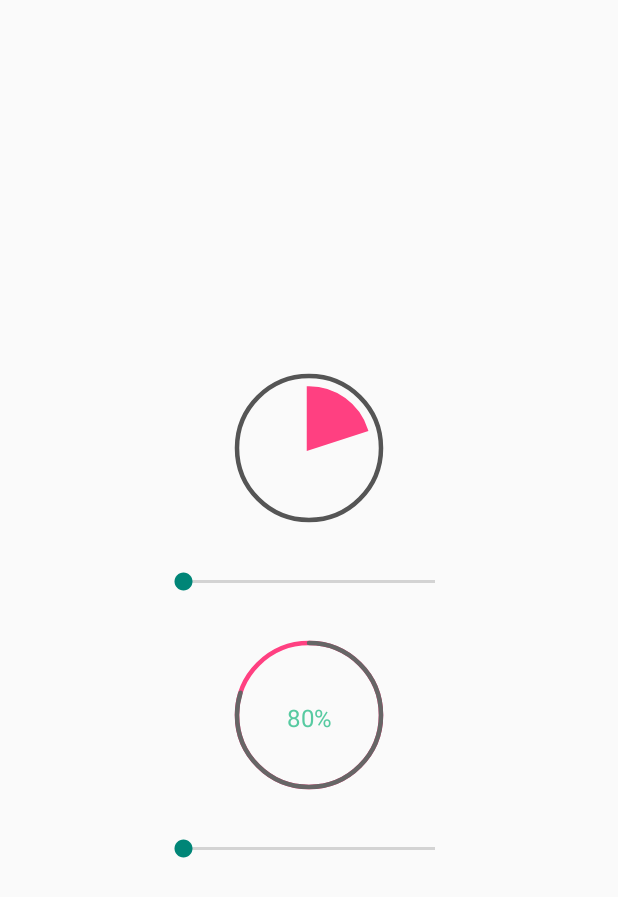
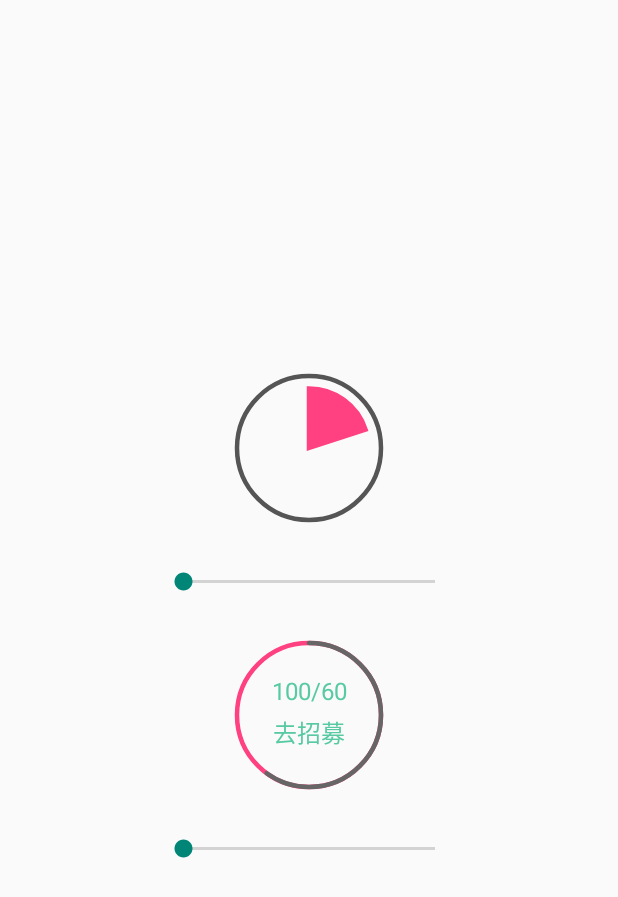
Before and after one commit to ALguojian/RoundProgressBar, an Android app: the screen it shows after launch (MainActivity), on a phone screen of 412 x 824 dp. Shown: the top 897 px of the screen. Run offline under Robolectric (Android 15) with nearby library versions, the phone set to English and light mode, and no system bars.

Commit message:
添加圆环内文字

```diff
--- a/app/src/main/res/layout/activity_main.xml
+++ b/app/src/main/res/layout/activity_main.xml
@@ -13,11 +13,16 @@
         android:layout_width="wrap_content"
         android:layout_height="wrap_content"
         app:maxLong="100"
+        app:numSize="16dp"
+        app:num_color="#123456"
         app:round_Progress_color="@color/colorAccent"
         app:round_color="#555555"
         app:round_width="3dp"
         app:showText="true"
-        app:style="FILL" />
+        app:style="FILL"
+        app:textSize="16sp"
+        app:textName="去招募"
+        app:text_name_color="#57caa1" />
 
     <SeekBar
         android:id="@+id/seekBar_one"
@@ -32,12 +37,16 @@
         android:id="@+id/progress_bar_2"
         android:layout_width="wrap_content"
         android:layout_height="wrap_content"
-        app:maxLong="100"
+        app:maxLong="60"
+        app:numSize="16dp"
+        app:num_color="#123456"
         app:round_Progress_color="#666"
         app:round_color="@color/colorAccent"
         app:round_width="3dp"
         app:showText="true"
         app:style="STROKE"
+        app:textName="去招募"
+        app:margeSize="10dp"
         app:textSize="16sp"
         app:text_name_color="#57caa1" />
 
--- a/library/src/main/java/com/guojian/library/RoundProgressBar.java
+++ b/library/src/main/java/com/guojian/library/RoundProgressBar.java
@@ -28,7 +28,9 @@ public class RoundProgressBar extends View {
     private int roundColor;//圆环颜色
     private int roungProgressColor;//进度条颜色
     private int textColor;//文字颜色
+    private int numColor;//数字颜色
     private float testSize;//字体大小
+    private float numSize;//数字大小
     private float roundWidth;//圆环宽度
     private int maxLong;//最大值
     private int progress;//进度值
@@ -39,6 +41,8 @@ public class RoundProgressBar extends View {
     private OnProgressListener onProgressListener;//进度接口
     private int center;//圆环中心
     private int radius;//圆环半径
+    private float margeSize;//距离大小
+    private String textName;//距离大小
 
 
     public RoundProgressBar(Context context, @Nullable AttributeSet attrs) {
@@ -46,12 +50,6 @@ public class RoundProgressBar extends View {
         init(context, attrs);
     }
 
-//    public RoundProgressBar(Context context, @Nullable AttributeSet attrs, int defStyleAttr) {
-//        super(context, attrs, defStyleAttr);
-//        init(context, attrs);
-//
-//
-//    }
 
     private void init(Context context, @Nullable AttributeSet attrs) {
         //初始化默认宽高值
@@ -66,7 +64,15 @@ public class RoundProgressBar extends View {
 
         textColor = typedArray.getColor(R.styleable.RoundProgressBar_text_name_color, Color.YELLOW);
 
+        numColor = typedArray.getColor(R.styleable.RoundProgressBar_num_color, Color.YELLOW);
+
         testSize = typedArray.getDimension(R.styleable.RoundProgressBar_textSize, 15);
+
+        margeSize = typedArray.getDimension(R.styleable.RoundProgressBar_margeSize, 30);
+
+        numSize = typedArray.getDimension(R.styleable.RoundProgressBar_numSize, 15);
+
+        textName = typedArray.getString(R.styleable.RoundProgressBar_textName);
 
         roundWidth = typedArray.getDimension(R.styleable.RoundProgressBar_round_width, 5);
 
@@ -247,12 +253,44 @@ public class RoundProgressBar extends View {
         this.textColor = textColor;
     }
 
+    public int getnumColor() {
+        return numColor;
+    }
+
+    public void setnumColor(int textColor) {
+        this.numColor = textColor;
+    }
+
     public float getTestSize() {
         return testSize;
     }
 
     public void setTestSize(float testSize) {
         this.testSize = testSize;
+    }
+
+    public float getnumSize() {
+        return numSize;
+    }
+
+    public void setnumSize(float testSize) {
+        this.numSize = testSize;
+    }
+
+    public String getTextName() {
+        return textName;
+    }
+
+    public void setTextName(String testSize) {
+        this.textName = testSize;
+    }
+
+    public float getMargeSize() {
+        return margeSize;
+    }
+
+    public void setMargeSize(float testSize) {
+        this.margeSize = testSize;
     }
 
     public float getRoundWidth() {
@@ -268,6 +306,8 @@ public class RoundProgressBar extends View {
      * 绘制文本内容
      */
     private void drawText(Canvas canvas) {
+
+
         //初始化画笔
         paint = new Paint();
         paint.setStrokeWidth(0);//设置stroke宽度
@@ -275,13 +315,27 @@ public class RoundProgressBar extends View {
         paint.setTextSize(testSize);
         paint.setTypeface(Typeface.DEFAULT);//设置文字的style
 
+        float textWidth = paint.measureText(textName);
+        //绘制文本 会根据设置的是否显示文本的属性&是否是Stroke的样式进行判断
+        if (textShow && style == STROKE)
+            canvas.drawText(textName, center - textWidth / 2, center + margeSize + paint.getTextSize() / 2, paint);
+
+
+//        //初始化画笔
+//        paint = new Paint();
+//        paint.setStrokeWidth(0);//设置stroke宽度
+//        paint.setColor(numColor);//设置绘制字体的颜色
+//        paint.setTextSize(numSize);
+//        paint.setTypeface(Typeface.DEFAULT);//设置文字的style
+
         int percent = (int) (((float) progress / (float) maxLong) * 100);//得到进度值
 
-        float textWidth = paint.measureText(percent + "%");//得到文字宽度通过测量画笔绘制的内容
+        float textWidth2 = paint.measureText(percent + "/" + maxLong);
+
 
         //绘制文本 会根据设置的是否显示文本的属性&是否是Stroke的样式进行判断
         if (textShow && percent != 0 && style == STROKE)
-            canvas.drawText(percent + "%", center - textWidth / 2, center + testSize / 2, paint);
+            canvas.drawText(percent + "/" + maxLong, center - textWidth2 / 2, center - margeSize, paint);
 
     }
 
```
Also changed, not shown: library/src/main/res/values/round_style.xml (+29 -9 lines), 1 other file.
